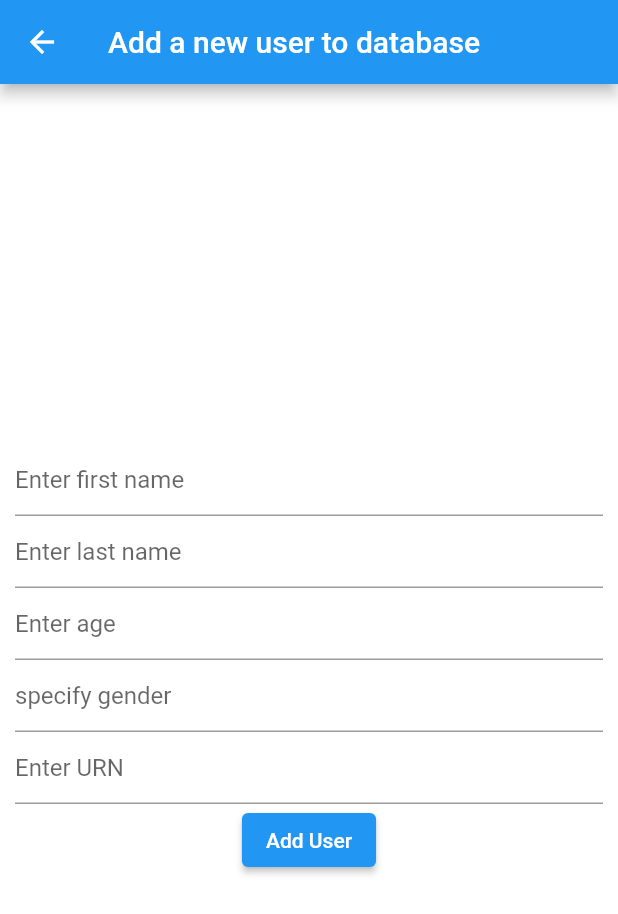
After one commit to Hemant-Lohar/counselling-cell-app, a Flutter app: the AddUser screen opened directly, after a tap on "Add User", on a phone screen of 412 x 824 dp. The commit adds this screen. Shown: the top 914 px of the screen. Run offline on Flutter 3.47's test engine with Material 2 defaults, Android fonts, the light colour scheme and no system bars; our stand-ins replace camera, cloud_firestore, firebase_auth, firebase_core, fluttertoast; accounts and stored records are empty.

Commit message:
Add user and view user-list functionality added.

```diff
--- /dev/null
+++ b/lib/screens/counsellor/addUser.dart
@@ -0,0 +1,115 @@
+import 'package:flutter/material.dart';
+import 'package:cloud_firestore/cloud_firestore.dart';
+import 'package:fluttertoast/fluttertoast.dart';
+class AddUser extends StatefulWidget {
+  const AddUser({Key? key}) : super(key: key);
+
+  @override
+  State<AddUser> createState() => _AddUserState();
+}
+TextEditingController _fnameController = TextEditingController();
+TextEditingController _lnameController = TextEditingController();
+TextEditingController _ageController = TextEditingController();
+TextEditingController _genderController = TextEditingController();
+TextEditingController _urnController = TextEditingController();
+
+class _AddUserState extends State<AddUser> {
+  @override
+  Widget build(BuildContext context) {
+    return Scaffold(
+      resizeToAvoidBottomInset: false,
+      appBar: AppBar(
+        title: const Text("Add a new user to database"),
+        backgroundColor: Colors.blue,
+      ),
+      body: Container(
+        padding: const EdgeInsets.all(10),
+        height: MediaQuery.of(context).size.height,
+        width: MediaQuery.of(context).size.width,
+        color: Colors.white,
+        child: Column(
+          mainAxisAlignment: MainAxisAlignment.center,
+          children:[
+            TextField(
+              decoration: const InputDecoration(
+                hintText: "Enter first name"
+              ),
+              controller: _fnameController,
+            ),
+            TextField(
+              decoration: const InputDecoration(
+                  hintText: "Enter last name"
+              ),
+              controller: _lnameController,
+            ),
+            TextField(
+              keyboardType: TextInputType.number,
+              decoration: const InputDecoration(
+                  hintText: "Enter age"
+              ),
+              controller: _ageController,
+            ),
+            TextField(
+              decoration: const InputDecoration(
+                  hintText: "specify gender"
+              ),
+              controller: _genderController,
+            ),
+            TextField(
+              keyboardType: TextInputType.number,
+              decoration: const InputDecoration(
+                  hintText: "Enter URN"
+              ),
+              controller: _urnController,
+            ),
+            ElevatedButton(onPressed: (){
+              final fname=_fnameController.text.toString();
+              final lname = _lnameController.text.toString();
+              final int age= int.parse(_ageController.text.toString());
+              final gender = _genderController.text.toString();
+              final int urn= int.parse(_urnController.text.toString());
+              if(validate() ){
+                addtofirebase(fname, lname, age, gender,urn);
+                _fnameController.text="";
+                _lnameController.text="";
+                _ageController.text="";
+                _genderController.text="";
+                _urnController.text="";
+                Navigator.pop(context);
+              }
+
+
+            }, child: const Text("Add User"))
+          ],
+        ),
+      ),
+    );
+  }
+  addtofirebase(String fname,String lname,int age,String gender, int urn) async {
+    await FirebaseFirestore.instance.collection('users').doc(urn.toString()).set({"fname":fname,"lname":lname,"age":age,"gender":gender,"urn":urn});
+  }
+
+  bool validate() {
+    if(_fnameController.text.isEmpty){
+      Fluttertoast.showToast(msg: "First name cannot be empty");
+      return false;
+    }
+    if(_lnameController.text.isEmpty){
+      Fluttertoast.showToast(msg: "Last name cannot be empty");
+      return false;
+    }
+    if(_ageController.text.isEmpty){
+      Fluttertoast.showToast(msg: "Invalid age");
+      return false;
+    }
+    if(_genderController.text.isEmpty){
+      Fluttertoast.showToast(msg: "Invalid Gender");
+      return false;
+    }
+    if(_urnController.text.isEmpty){
+      Fluttertoast.showToast(msg: "Invalid URN");
+      return false;
+    }
+    return true;
+  }
+}
--- a/pubspec.yaml
+++ b/pubspec.yaml
@@ -35,6 +35,7 @@ dependencies:
   # Use with the CupertinoIcons class for iOS style icons.
   cupertino_icons: ^1.0.2
   firebase_core: ^2.1.1
+  cloud_firestore:
   firebase_auth:
   firebase_ml_model_downloader:
   tflite_flutter: ^0.9.0
```
Also changed, not shown: lib/screens/counsellor/counsellorHomePage.dart (+19 -3 lines), lib/screens/counsellor/userList.dart (added, +87 -0 lines), pubspec.lock, 1 other file.
